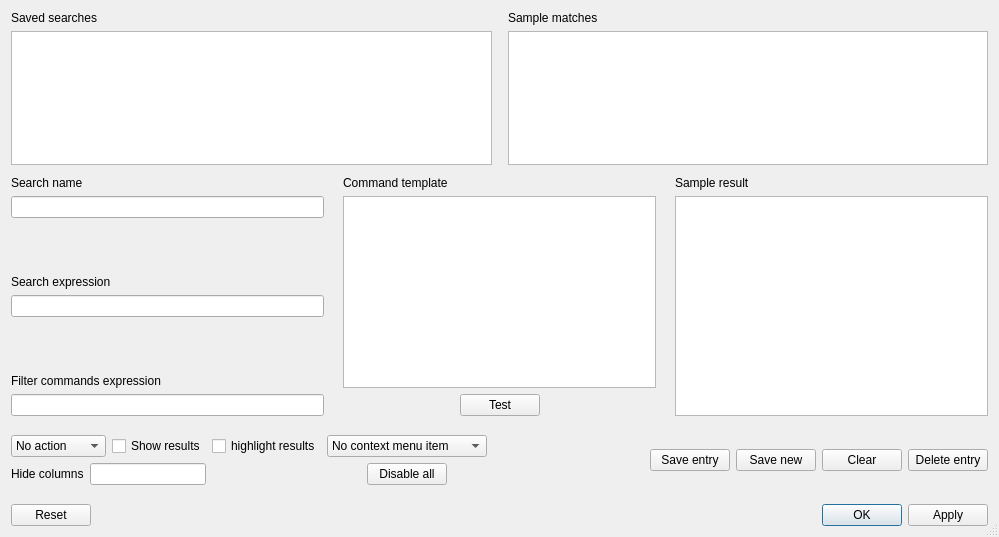
Before: the Qt Designer form lib/saved_searches_ui.ui in kg4ydw/noacli, drawn with Qt 5.
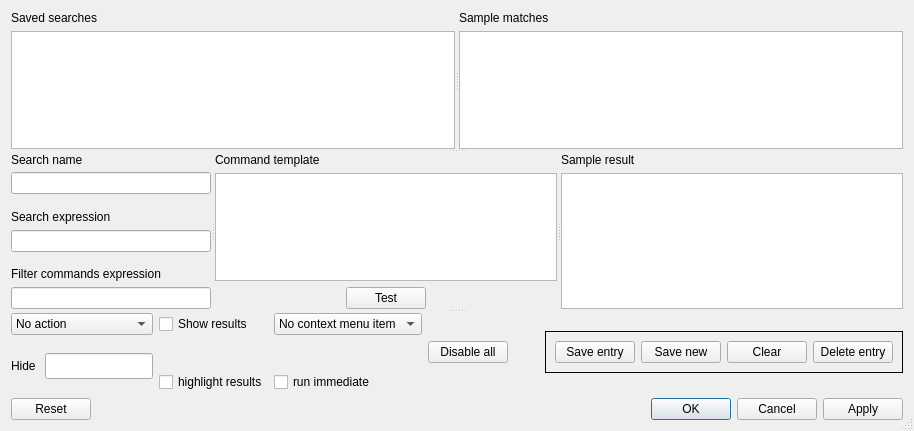
After: the same form once the commit is applied.

Commit message: saved search mostly complete and other bug fixes

What changed in the file:
```diff
--- a/lib/saved_searches_ui.ui
+++ b/lib/saved_searches_ui.ui
@@ -6,8 +6,8 @@
    <rect>
     <x>0</x>
     <y>0</y>
-    <width>999</width>
-    <height>537</height>
+    <width>914</width>
+    <height>431</height>
    </rect>
   </property>
   <property name="minimumSize">
@@ -22,11 +22,24 @@
   <property name="sizeGripEnabled">
    <bool>true</bool>
   </property>
-  <layout class="QVBoxLayout" name="verticalLayout_7">
+  <layout class="QVBoxLayout" name="verticalLayout_2">
    <item>
-    <layout class="QHBoxLayout" name="horizontalLayout_2">
-     <item>
-      <layout class="QVBoxLayout" name="verticalLayout">
+    <widget class="QSplitter" name="splitter_3">
+     <property name="orientation">
+      <enum>Qt::Vertical</enum>
+     </property>
+     <property name="childrenCollapsible">
+      <bool>false</bool>
+     </property>
+     <widget class="QSplitter" name="splitter">
+      <property name="orientation">
+       <enum>Qt::Horizontal</enum>
+      </property>
+      <property name="childrenCollapsible">
+       <bool>false</bool>
+      </property>
+      <widget class="QWidget" name="layoutWidget">
+       <layout class="QVBoxLayout" name="verticalLayout1Searches">
        <item>
         <widget class="QLabel" name="label">
          <property name="text">
@@ -37,11 +50,17 @@
        <item>
         <widget class="QTableView" name="ssearches">
          <property name="sizePolicy">
-          <sizepolicy hsizetype="Expanding" vsizetype="Expanding">
+           <sizepolicy hsizetype="Expanding" vsizetype="MinimumExpanding">
            <horstretch>0</horstretch>
-           <verstretch>1</verstretch>
-          </sizepolicy>
-         </property>
+            <verstretch>3</verstretch>
+           </sizepolicy>
+          </property>
+          <property name="minimumSize">
+           <size>
+            <width>0</width>
+            <height>100</height>
+           </size>
+          </property>
          <property name="selectionMode">
           <enum>QAbstractItemView::SingleSelection</enum>
          </property>
@@ -63,25 +82,9 @@
         </widget>
        </item>
       </layout>
-     </item>
-     <item>
-      <spacer name="horizontalSpacer">
-       <property name="orientation">
-        <enum>Qt::Horizontal</enum>
-       </property>
-       <property name="sizeType">
-        <enum>QSizePolicy::Fixed</enum>
-       </property>
-       <property name="sizeHint" stdset="0">
-        <size>
-         <width>10</width>
-         <height>20</height>
-        </size>
-       </property>
-      </spacer>
-     </item>
-     <item>
-      <layout class="QVBoxLayout" name="verticalLayout_2">
+      </widget>
+      <widget class="QWidget" name="layoutWidget">
+       <layout class="QVBoxLayout" name="verticalLayout1matches">
        <item>
         <widget class="QLabel" name="label_2">
          <property name="text">
@@ -92,11 +95,17 @@
        <item>
         <widget class="QTableView" name="smatches">
          <property name="sizePolicy">
-          <sizepolicy hsizetype="Expanding" vsizetype="Expanding">
+           <sizepolicy hsizetype="Expanding" vsizetype="MinimumExpanding">
            <horstretch>0</horstretch>
-           <verstretch>1</verstretch>
-          </sizepolicy>
-         </property>
+            <verstretch>3</verstretch>
+           </sizepolicy>
+          </property>
+          <property name="minimumSize">
+           <size>
+            <width>0</width>
+            <height>100</height>
+           </size>
+          </property>
          <property name="selectionMode">
           <enum>QAbstractItemView::SingleSelection</enum>
          </property>
@@ -115,31 +124,22 @@
         </widget>
        </item>
       </layout>
-     </item>
-    </layout>
-   </item>
-   <item>
-    <spacer name="verticalSpacer">
+      </widget>
+     </widget>
+     <widget class="QSplitter" name="splitter_2">
      <property name="orientation">
-      <enum>Qt::Vertical</enum>
-     </property>
-     <property name="sizeType">
-      <enum>QSizePolicy::Fixed</enum>
-     </property>
-     <property name="sizeHint" stdset="0">
-      <size>
-       <width>10</width>
-       <height>5</height>
-      </size>
-     </property>
-    </spacer>
-   </item>
-   <item>
-    <layout class="QHBoxLayout" name="horizontalLayout">
-     <item>
-      <layout class="QVBoxLayout" name="verticalLayout_3">
+       <enum>Qt::Horizontal</enum>
+      </property>
+      <property name="childrenCollapsible">
+       <bool>false</bool>
+      </property>
+      <widget class="QWidget" name="layoutWidget">
+       <layout class="QVBoxLayout" name="verticalLayout2searchp">
        <item>
         <layout class="QVBoxLayout" name="verticalLayout_6">
+          <property name="spacing">
+           <number>5</number>
+          </property>
          <item>
           <widget class="QLabel" name="label_7">
            <property name="text">
@@ -163,7 +163,7 @@
          <property name="sizeHint" stdset="0">
           <size>
            <width>20</width>
-           <height>5</height>
+            <height>2</height>
           </size>
          </property>
         </spacer>
@@ -176,7 +176,11 @@
         </widget>
        </item>
        <item>
-        <widget class="QLineEdit" name="sexp"/>
+         <widget class="QLineEdit" name="sexp">
+          <property name="toolTip">
+           <string>regular expression to match to text</string>
+          </property>
+         </widget>
        </item>
        <item>
         <spacer name="verticalSpacer_2">
@@ -189,7 +193,7 @@
          <property name="sizeHint" stdset="0">
           <size>
            <width>20</width>
-           <height>5</height>
+            <height>2</height>
           </size>
          </property>
         </spacer>
@@ -202,28 +206,16 @@
         </widget>
        </item>
        <item>
-        <widget class="QLineEdit" name="fcmd"/>
-       </item>
-      </layout>
-     </item>
-     <item>
-      <spacer name="horizontalSpacer_2">
-       <property name="orientation">
-        <enum>Qt::Horizontal</enum>
-       </property>
-       <property name="sizeType">
-        <enum>QSizePolicy::Fixed</enum>
-       </property>
-       <property name="sizeHint" stdset="0">
-        <size>
-         <width>13</width>
-         <height>20</height>
-        </size>
-       </property>
-      </spacer>
-     </item>
-     <item>
-      <layout class="QVBoxLayout" name="verticalLayout_4">
+         <widget class="QLineEdit" name="fcmd">
+          <property name="toolTip">
+           <string>&lt;html&gt;&lt;head/&gt;&lt;body&gt;&lt;p&gt;filter what commands this search applies to&lt;/p&gt;&lt;p&gt;(blank for no specific command)&lt;/p&gt;&lt;/body&gt;&lt;/html&gt;</string>
+          </property>
+         </widget>
+        </item>
+       </layout>
+      </widget>
+      <widget class="QWidget" name="layoutWidget">
+       <layout class="QVBoxLayout" name="verticalLayout2template">
        <item>
         <widget class="QLabel" name="label_4">
          <property name="text">
@@ -234,11 +226,14 @@
        <item>
         <widget class="QTextEdit" name="ctemplate">
          <property name="sizePolicy">
-          <sizepolicy hsizetype="Expanding" vsizetype="MinimumExpanding">
+           <sizepolicy hsizetype="Expanding" vsizetype="Expanding">
            <horstretch>0</horstretch>
-           <verstretch>0</verstretch>
-          </sizepolicy>
-         </property>
+            <verstretch>2</verstretch>
+           </sizepolicy>
+          </property>
+          <property name="toolTip">
+           <string>&lt;html&gt;&lt;head/&gt;&lt;body&gt;&lt;p&gt;template of command to run from context menu&lt;/p&gt;&lt;p&gt;use {number} to insert groups from search expression&lt;/p&gt;&lt;/body&gt;&lt;/html&gt;</string>
+          </property>
         </widget>
        </item>
        <item>
@@ -279,25 +274,9 @@
         </layout>
        </item>
       </layout>
-     </item>
-     <item>
-      <spacer name="horizontalSpacer_3">
-       <property name="orientation">
-        <enum>Qt::Horizontal</enum>
-       </property>
-       <property name="sizeType">
-        <enum>QSizePolicy::Fixed</enum>
-       </property>
-       <property name="sizeHint" stdset="0">
-        <size>
-         <width>13</width>
-         <height>20</height>
-        </size>
-       </property>
-      </spacer>
-     </item>
-     <item>
-      <layout class="QVBoxLayout" name="verticalLayout_5">
+      </widget>
+      <widget class="QWidget" name="layoutWidget">
+       <layout class="QVBoxLayout" name="verticalLayout2Result">
        <item>
         <widget class="QLabel" name="label_5">
          <property name="text">
@@ -308,9 +287,9 @@
        <item>
         <widget class="QTextBrowser" name="sresult">
          <property name="sizePolicy">
-          <sizepolicy hsizetype="Expanding" vsizetype="MinimumExpanding">
+           <sizepolicy hsizetype="Expanding" vsizetype="Expanding">
            <horstretch>0</horstretch>
-           <verstretch>0</verstretch>
+            <verstretch>2</verstretch>
           </sizepolicy>
          </property>
          <property name="inputMethodHints">
@@ -319,30 +298,51 @@
         </widget>
        </item>
       </layout>
-     </item>
-    </layout>
-   </item>
-   <item>
-    <spacer name="verticalSpacer_4">
-     <property name="orientation">
-      <enum>Qt::Vertical</enum>
-     </property>
-     <property name="sizeType">
-      <enum>QSizePolicy::Fixed</enum>
-     </property>
-     <property name="sizeHint" stdset="0">
-      <size>
-       <width>13</width>
-       <height>13</height>
-      </size>
-     </property>
-    </spacer>
-   </item>
-   <item>
-    <layout class="QHBoxLayout" name="horizontalLayout_6">
+      </widget>
+     </widget>
+     <widget class="QWidget" name="layoutWidget">
+      <layout class="QHBoxLayout" name="horizontalLayout3options">
      <item>
       <layout class="QGridLayout" name="gridLayout">
-       <item row="0" column="1">
+         <item row="1" column="0" rowspan="2">
+          <widget class="QLabel" name="label_6">
+           <property name="maximumSize">
+            <size>
+             <width>91</width>
+             <height>26</height>
+            </size>
+           </property>
+           <property name="text">
+            <string>Hide </string>
+           </property>
+           <property name="buddy">
+            <cstring>hideCols</cstring>
+           </property>
+          </widget>
+         </item>
+         <item row="0" column="0" colspan="2">
+          <widget class="QComboBox" name="immediate_action">
+           <property name="toolTip">
+            <string>Type of search results</string>
+           </property>
+           <item>
+            <property name="text">
+             <string>No action</string>
+            </property>
+           </item>
+           <item>
+            <property name="text">
+             <string>Find all</string>
+            </property>
+           </item>
+           <item>
+            <property name="text">
+             <string>Find groups</string>
+            </property>
+           </item>
+          </widget>
+         </item>
+         <item row="0" column="2">
         <widget class="QCheckBox" name="findShow">
          <property name="maximumSize">
           <size>
@@ -355,29 +355,17 @@
          </property>
         </widget>
        </item>
-       <item row="0" column="2">
-        <widget class="QCheckBox" name="findShowHighlights">
-         <property name="text">
-          <string>highlight results</string>
-         </property>
-        </widget>
-       </item>
-       <item row="1" column="0" colspan="2">
-        <layout class="QHBoxLayout" name="horizontalLayout_3">
-         <item>
-          <widget class="QLabel" name="label_6">
-           <property name="maximumSize">
-            <size>
-             <width>91</width>
-             <height>26</height>
-            </size>
-           </property>
+         <item row="2" column="4">
+          <widget class="QCheckBox" name="runImmediate">
+           <property name="toolTip">
+            <string>Run context command immediately or drop in editor</string>
+           </property>
            <property name="text">
-            <string>Hide columns</string>
+            <string>run immediate</string>
            </property>
           </widget>
          </item>
-         <item>
+         <item row="1" column="1" rowspan="2">
           <widget class="QLineEdit" name="hideCols">
            <property name="maximumSize">
             <size>
@@ -385,48 +373,12 @@
              <height>26</height>
             </size>
            </property>
-          </widget>
-         </item>
-        </layout>
-       </item>
-       <item row="1" column="3">
-        <layout class="QHBoxLayout" name="horizontalLayout_4">
-         <item>
-          <spacer name="horizontalSpacer_7">
-           <property name="orientation">
-            <enum>Qt::Horizontal</enum>
+           <property name="toolTip">
+            <string>columns to hide (start with 0)</string>
            </property>
-           <property name="sizeHint" stdset="0">
-            <size>
-             <width>40</width>
-             <height>20</height>
-            </size>
-           </property>
-          </spacer>
-         </item>
-         <item>
-          <widget class="QPushButton" name="disableAll">
-           <property name="text">
-            <string>Disable all</string>
-           </property>
           </widget>
          </item>
-         <item>
-          <spacer name="horizontalSpacer_8">
-           <property name="orientation">
-            <enum>Qt::Horizontal</enum>
-           </property>
-           <property name="sizeHint" stdset="0">
-            <size>
-             <width>40</width>
-             <height>20</height>
-            </size>
-           </property>
-          </spacer>
-         </item>
-        </layout>
-       </item>
-       <item row="0" column="3">
+         <item row="0" column="4">
         <widget class="QComboBox" name="ccontext">
          <item>
           <property name="text">
@@ -450,23 +402,57 @@
          </item>
         </widget>
        </item>
-       <item row="0" column="0">
-        <widget class="QComboBox" name="immediate_action">
+         <item row="0" column="5" rowspan="3">
+          <layout class="QVBoxLayout" name="verticalLayout_8">
          <item>
-          <property name="text">
-           <string>No action</string>
-          </property>
+            <spacer name="verticalSpacer_5">
+             <property name="orientation">
+              <enum>Qt::Vertical</enum>
+             </property>
+             <property name="sizeHint" stdset="0">
+              <size>
+               <width>20</width>
+               <height>40</height>
+              </size>
+             </property>
+            </spacer>
          </item>
          <item>
+            <widget class="QPushButton" name="disableAll">
+             <property name="toolTip">
+              <string>Deselect all automatic actions</string>
+             </property>
           <property name="text">
-           <string>Find all</string>
-          </property>
+              <string>Disable all</string>
+             </property>
+            </widget>
          </item>
          <item>
-          <property name="text">
-           <string>Find groups</string>
-          </property>
-         </item>
+            <spacer name="verticalSpacer_6">
+             <property name="orientation">
+              <enum>Qt::Vertical</enum>
+             </property>
+             <property name="sizeHint" stdset="0">
+              <size>
+               <width>20</width>
+               <height>40</height>
+              </size>
+             </property>
+            </spacer>
+           </item>
+          </layout>
+         </item>
+         <item row="2" column="2" colspan="2">
+          <widget class="QCheckBox" name="findShowHighlights">
+           <property name="acceptDrops">
+            <bool>false</bool>
+           </property>
+           <property name="toolTip">
+            <string>Highlight results automatically</string>
+           </property>
+           <property name="text">
+            <string>highlight results</string>
+           </property>
         </widget>
        </item>
       </layout>
@@ -476,15 +462,37 @@
        <property name="orientation">
         <enum>Qt::Horizontal</enum>
        </property>
+         <property name="sizeType">
+          <enum>QSizePolicy::MinimumExpanding</enum>
+         </property>
        <property name="sizeHint" stdset="0">
         <size>
-         <width>40</width>
-         <height>20</height>
+           <width>5</width>
+           <height>17</height>
         </size>
        </property>
       </spacer>
      </item>
      <item>
+        <layout class="QVBoxLayout" name="verticalLayout">
+         <item>
+          <spacer name="verticalSpacer">
+           <property name="orientation">
+            <enum>Qt::Vertical</enum>
+           </property>
+           <property name="sizeHint" stdset="0">
+            <size>
+             <width>20</width>
+             <height>40</height>
+            </size>
+           </property>
+          </spacer>
+         </item>
+         <item>
+          <widget class="QFrame" name="">
+           <property name="frameShape">
+            <enum>QFrame::Panel</enum>
+           </property>
       <layout class="QHBoxLayout" name="horizontalLayout_5">
        <item>
         <widget class="QPushButton" name="saveEntry">
@@ -515,24 +523,26 @@
         </widget>
        </item>
       </layout>
-     </item>
-    </layout>
+          </widget>
    </item>
    <item>
-    <spacer name="verticalSpacer_5">
+          <spacer name="verticalSpacer_4">
      <property name="orientation">
       <enum>Qt::Vertical</enum>
      </property>
-     <property name="sizeType">
-      <enum>QSizePolicy::Fixed</enum>
-     </property>
      <property name="sizeHint" stdset="0">
       <size>
-       <width>13</width>
-       <height>13</height>
+             <width>20</width>
+             <height>40</height>
       </size>
      </property>
     </spacer>
+         </item>
+        </layout>
+       </item>
+      </layout>
+     </widget>
+    </widget>
    </item>
    <item>
     <widget class="QDialogButtonBox" name="buttonBox">
@@ -540,7 +550,7 @@
       <enum>Qt::Horizontal</enum>
      </property>
      <property name="standardButtons">
-      <set>QDialogButtonBox::Apply|QDialogButtonBox::Ok|QDialogButtonBox::Reset</set>
+      <set>QDialogButtonBox::Apply|QDialogButtonBox::Cancel|QDialogButtonBox::Ok|QDialogButtonBox::Reset</set>
      </property>
     </widget>
    </item>
```
Left out of the diff: 217 changed lines with no effect on the pictures. Lines whose indentation alone changed are shown as unchanged. The commit also changes 13 other files.
